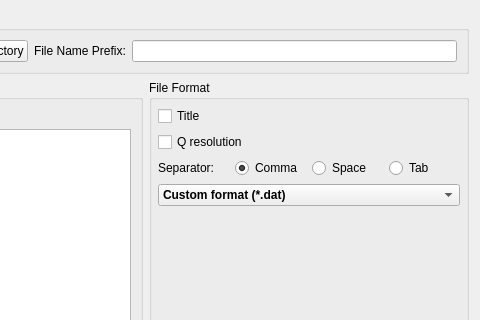
mantidproject/mantid, file qt/scientific_interfaces/ISISReflectometry/GUI/Save/SaveWidget.ui: the form before one commit; both pictures show x 508 to 988 and y 0 to 320 of the 988 by 672 pixel window.
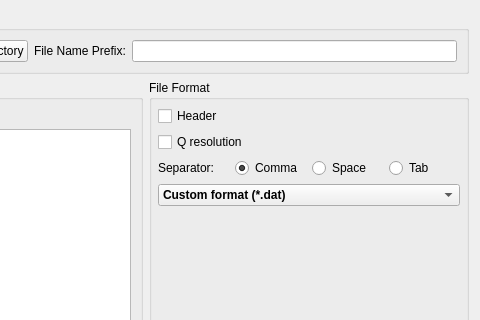
The form after the commit.

What changed in the file:
```diff
--- a/qt/scientific_interfaces/ISISReflectometry/GUI/Save/SaveWidget.ui
+++ b/qt/scientific_interfaces/ISISReflectometry/GUI/Save/SaveWidget.ui
@@ -191,7 +191,7 @@
         <item>
          <widget class="QCheckBox" name="titleCheckBox">
           <property name="text">
-           <string>Title</string>
+           <string>Header</string>
           </property>
          </widget>
         </item>
```
Left out of the diff: 2 changed lines with no effect on the pictures.
